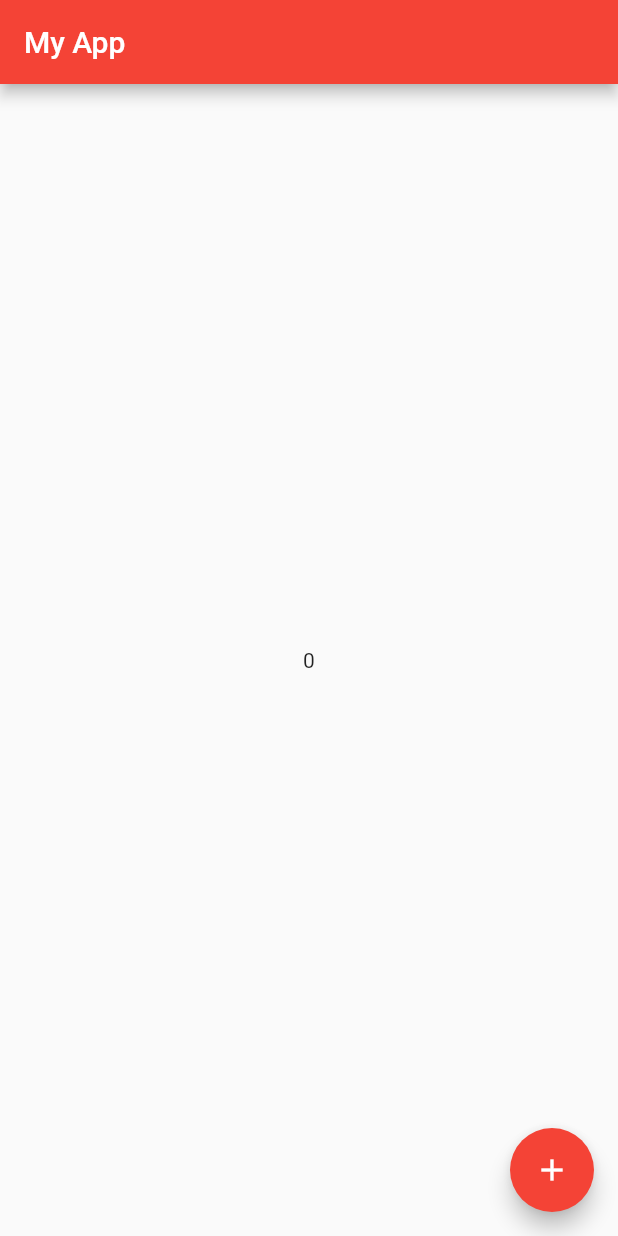
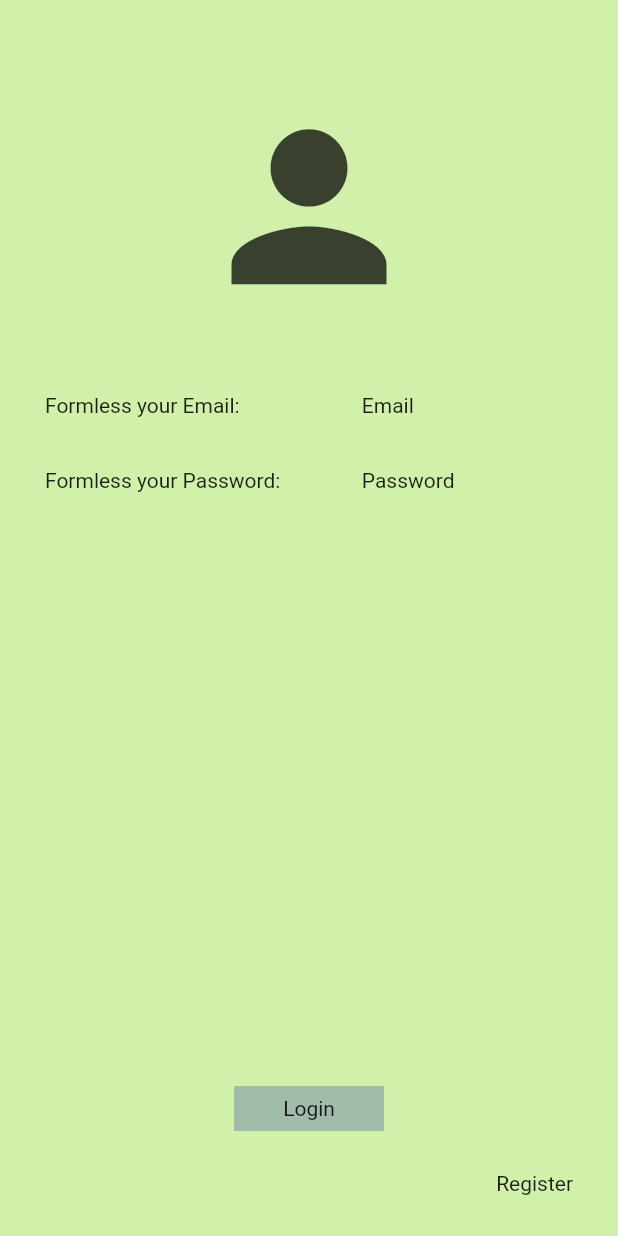
Before and after one commit to DaSilvaThiago/Bootcamp-Santander-Flutter, a Flutter app: the screen it shows after launch, on a phone screen of 412 x 824 dp. Run offline on Flutter 3.47's test engine with Material 2 defaults, Android fonts, the phone set to English and light mode, and no system bars; our stand-ins replace google_fonts.

Commit message:
fake login screen

```diff
--- a/trilhaapp/lib/main.dart
+++ b/trilhaapp/lib/main.dart
@@ -1,52 +1,6 @@
-import 'dart:math';
-
 import 'package:flutter/material.dart';
+import 'my_app.dart';
 
 void main() {
   runApp(const MyApp());
 }
-
-class MyApp extends StatelessWidget {
-  const MyApp({super.key});
-
-  @override
-  Widget build(BuildContext context) {
-    return MaterialApp(
-      debugShowCheckedModeBanner: false,
-      theme: ThemeData(primarySwatch: Colors.red),
-      home: const HomePage(),
-    );
-  }
-}
-
-class HomePage extends StatefulWidget {
-  const HomePage({super.key});
-
-  @override
-  State<HomePage> createState() => _HomePageState();
-}
-
-class _HomePageState extends State<HomePage> {
-  var generatedNumber = 0;
-  int _generateRandomNumber() {
-    Random aleatoryNumber = Random();
-    return aleatoryNumber.nextInt(1000);
-  }
-
-  @override
-  Widget build(BuildContext context) {
-    return Scaffold(
-      appBar: AppBar(
-        title: const Text("My App"),
-      ),
-      body: Center(child: Text(generatedNumber.toString())),
-      floatingActionButton: FloatingActionButton(
-          child: const Icon(Icons.add),
-          onPressed: () {
-            setState(() {
-              generatedNumber = _generateRandomNumber();
-            });
-          }),
-    );
-  }
-}
--- /dev/null
+++ b/trilhaapp/lib/my_app.dart
@@ -0,0 +1,18 @@
+import 'package:flutter/material.dart';
+import 'package:google_fonts/google_fonts.dart';
+import 'package:trilhaapp/pages/login_page.dart';
+
+class MyApp extends StatelessWidget {
+  const MyApp({super.key});
+
+  @override
+  Widget build(BuildContext context) {
+    return MaterialApp(
+      debugShowCheckedModeBanner: false,
+      theme: ThemeData(primarySwatch: Colors.red,
+      textTheme: GoogleFonts.robotoTextTheme()
+      ),
+      home: const LoginPage(),
+    );
+  }
+}
--- /dev/null
+++ b/trilhaapp/lib/pages/login_page.dart
@@ -0,0 +1,98 @@
+import 'package:flutter/material.dart';
+
+class LoginPage extends StatefulWidget {
+  const LoginPage({super.key});
+
+  @override
+  State<LoginPage> createState() => _LoginPageState();
+}
+
+class _LoginPageState extends State<LoginPage> {
+  @override
+  Widget build(BuildContext context) {
+    return SafeArea(
+      child: Scaffold(
+        backgroundColor: const Color.fromARGB(255, 209, 241, 171),
+        body: SizedBox(
+          width: double.infinity,
+          child: Column(
+            crossAxisAlignment: CrossAxisAlignment.center,
+            children: [
+              const SizedBox(
+                height: 60,
+              ),
+              const Icon(
+                Icons.person,
+                size: 155,
+                color: Color.fromARGB(186, 0, 0, 0),
+                ),
+              const SizedBox(
+                height: 40,
+              ),
+              Container(
+                width: double.infinity,
+                margin: const EdgeInsets.symmetric(horizontal: 30),
+                height: 30,
+                alignment: Alignment.center,
+                child: const Row(
+                  children: [
+                    Expanded(
+                      flex: 3,
+                      child: Text("Formless your Email:")
+                    ),
+                    Expanded(
+                      flex: 2,
+                      child: Text("Email")
+                    )
+                  ],
+                ),
+              ),
+              const SizedBox(
+                height: 20,
+              ),
+              Container(
+                width: double.infinity,
+                margin: const EdgeInsets.symmetric(horizontal: 30),
+                height: 30,
+                alignment: Alignment.center,
+                child: const Row(
+                  children: [
+                    Expanded(
+                      flex: 3,
+                      child: Text("Formless your Password:")
+                    ),
+                    Expanded(
+                      flex: 2,
+                      child: Text("Password")
+                    ),
+                  ],
+                ),
+              ),
+              Expanded(child: Container()),
+              Container(
+                width: 100,
+                margin: const EdgeInsets.symmetric(horizontal: 30),
+                color: const Color.fromARGB(255, 160, 189, 172),
+                height: 30,
+                alignment: Alignment.center,
+                child: const Text("Login"),
+              ),
+              const SizedBox(
+                height: 20,
+              ),
+              Container(
+                margin: const EdgeInsets.symmetric(horizontal: 30),
+                height: 30,
+                alignment: Alignment.centerRight,
+                child: const Text("Register"),
+              ),
+              const SizedBox(
+                height: 20,
+              ),
+            ],
+          ),
+        ),
+      ),
+    );
+  }
+}
--- a/trilhaapp/pubspec.yaml
+++ b/trilhaapp/pubspec.yaml
@@ -28,6 +28,7 @@ environment:
 # the latest version available on pub.dev. To see which dependencies have newer
 # versions available, run `flutter pub outdated`.
 dependencies:
+  google_fonts: ^6.1.0
   flutter:
     sdk: flutter
 
```
Also changed, not shown: trilhaapp/lib/pages/home_page.dart (added, +108 -0 lines), trilhaapp/lib/service/random_number_generator.dart (added, +8 -0 lines), trilhaapp/pubspec.lock, 1 other file.
